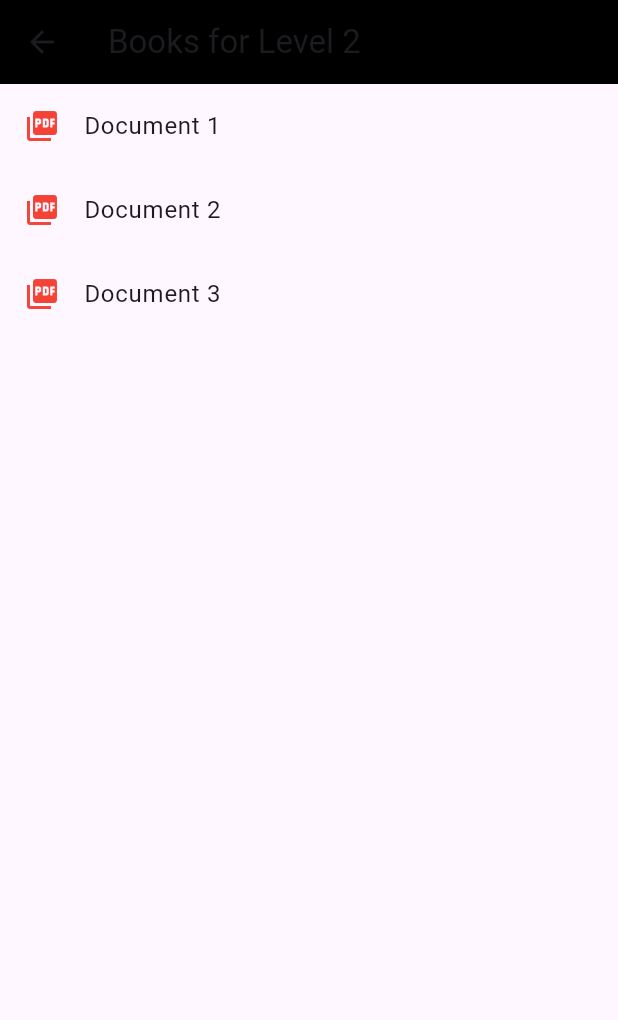
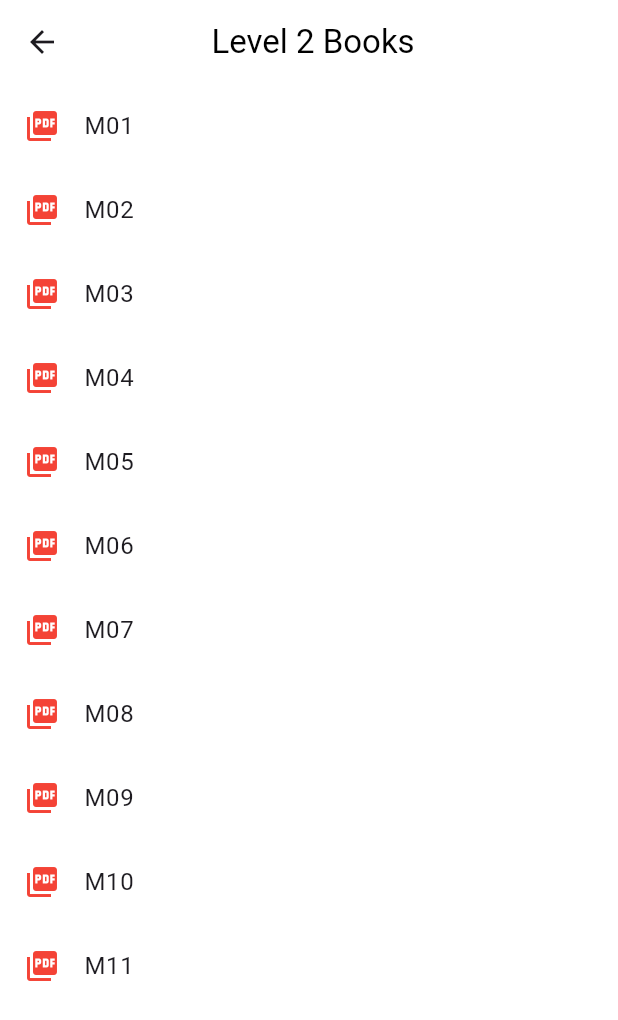
Before and after one commit to naoltesema/ieect_books, a Flutter app: the LevelPage screen opened directly, after a tap on "Level 2", on a phone screen of 412 x 824 dp. Shown: the top 1020 px of the screen. Run offline on Flutter 3.47's test engine with Material 3 defaults, Android fonts, the phone set to English and light mode, and no system bars; missing offline and left inert: pdfx.

Commit message:
small fix and UI update

```diff
--- a/lib/pages/level_page.dart
+++ b/lib/pages/level_page.dart
@@ -2,7 +2,7 @@ import 'package:flutter/material.dart';
 import 'package:ieect_books/pages/pdf_list.dart';
 
 class LevelPage extends StatelessWidget {
-  final List<String> levels = ['Level 1', 'Level 2', 'Level 3', 'Level 4'];
+  final List<String> levels = ['Level 2', 'Level 3', 'Level 4', 'Level 5'];
 
   LevelPage({super.key});
 
@@ -11,14 +11,16 @@ class LevelPage extends StatelessWidget {
     return Scaffold(
       backgroundColor: Colors.black,
       appBar: AppBar(
-        backgroundColor: Colors.black,
+        elevation: 20,
+        backgroundColor: Colors.white,
         title: const Text(
           'Select Level',
-          style: TextStyle(color: Colors.white),
+          style: TextStyle(color: Colors.black),
         ),
+        centerTitle: true,
       ),
       body: Padding(
-        padding: const EdgeInsets.all(16.0),
+        padding: const EdgeInsets.all(10.0),
         child: ListView.builder(
           itemCount: levels.length,
           itemBuilder: (context, index) {
--- a/lib/pages/pdf_list.dart
+++ b/lib/pages/pdf_list.dart
@@ -3,19 +3,23 @@ import 'pdf_viewer_screen.dart';
 
 class PdfListScreen extends StatelessWidget {
   final String level;
+
   PdfListScreen({super.key, required this.level});
 
   // List of PDFs for each level
   final Map<String, List<String>> pdfPathsByLevel = {
-    'Level 1': [
-      'assets/pdf/level1/M01.pdf',
-      'assets/pdf/level1/M02.pdf',
-      'assets/pdf/level1/M03.pdf',
-    ],
     'Level 2': [
       'assets/pdf/level2/M01.pdf',
       'assets/pdf/level2/M02.pdf',
       'assets/pdf/level2/M03.pdf',
+      'assets/pdf/level2/M04.pdf',
+      'assets/pdf/level2/M05.pdf',
+      'assets/pdf/level2/M06.pdf',
+      'assets/pdf/level2/M07.pdf',
+      'assets/pdf/level2/M08.pdf',
+      'assets/pdf/level2/M09.pdf',
+      'assets/pdf/level2/M10.pdf',
+      'assets/pdf/level2/M11.pdf',
     ],
     'Level 3': [
       'assets/pdf/level3/M01.pdf',
@@ -29,29 +33,43 @@ class PdfListScreen extends StatelessWidget {
     ],
   };
 
+  String getFileName(String path) {
+    // Extract the file name without the extension
+    return path.split('/').last.split('.').first;
+  }
+
   @override
   Widget build(BuildContext context) {
     // Get the list of PDFs for the selected level
     List<String> pdfPaths = pdfPathsByLevel[level] ?? [];
 
     return Scaffold(
+      backgroundColor: Colors.white,
       appBar: AppBar(
-        title: Text('Books for $level'),
-        backgroundColor: Colors.black,
+        elevation: 0,
+        title: Text(
+          ' $level Books',
+          style: const TextStyle(color: Colors.black),
+        ),
+        centerTitle: true,
+        backgroundColor: Colors.white,
       ),
       body: pdfPaths.isEmpty
           ? const Center(child: Text('No PDFs available for this level'))
           : ListView.builder(
               itemCount: pdfPaths.length,
               itemBuilder: (context, index) {
+                final pdfName =
+                    getFileName(pdfPaths[index]); // Get the file name
                 return ListTile(
                   leading: const Icon(Icons.picture_as_pdf, color: Colors.red),
-                  title: Text('Document ${index + 1}'),
+                  title: Text(pdfName), // Use the file name as the title
                   onTap: () {
                     Navigator.push(
                       context,
                       MaterialPageRoute(
-                        builder: (context) => PdfViewerScreen(pdfPath: pdfPaths[index]),
+                        builder: (context) =>
+                            PdfViewerScreen(pdfPath: pdfPaths[index]),
                       ),
                     );
                   },
```
Also changed, not shown: lib/pages/pdf_viewer_screen.dart (+35 -21 lines), lib/pages/welcome_page.dart (+7 -1 lines), pubspec.yaml (+13 -1 lines), assets/image/Learning-bro.png (added), 20 other files.
